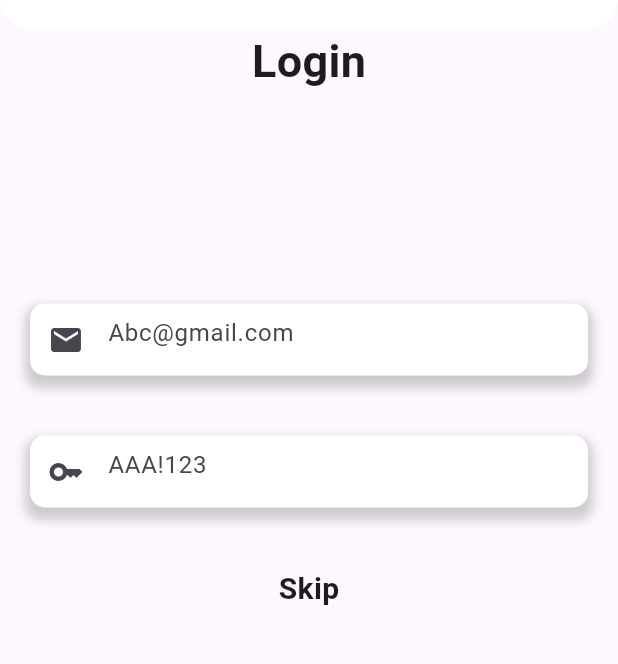
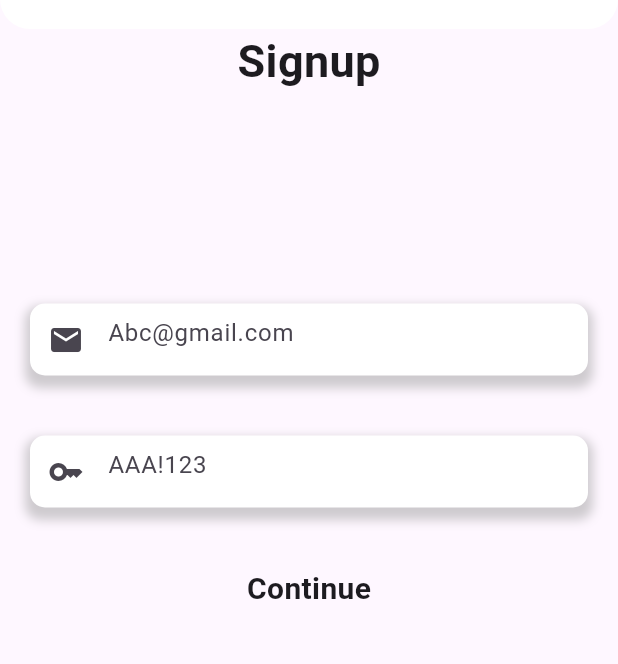
Before and after one commit to Saumya-sura/loan-calculator, a Flutter app: the screen it shows after launch, on a phone screen of 412 x 824 dp, the part 397-1061 px from its top. Run offline on Flutter 3.47's test engine with Material 3 defaults, Android fonts, the light colour scheme and no system bars.

Commit message:
signup page was done

```diff
--- a/lib/calculator.dart
+++ b/lib/calculator.dart
@@ -1,5 +1,5 @@
 import 'package:flutter/material.dart';
-import 'package:loanc_calculator/login.dart';
+import 'package:loanc_calculator/signup.dart';
 
 class Calculator extends StatefulWidget {
   const Calculator({super.key});
--- a/lib/main.dart
+++ b/lib/main.dart
@@ -5,9 +5,10 @@
 
 import 'package:flutter/material.dart';
 import 'package:loanc_calculator/calculator.dart';
+import 'package:loanc_calculator/signup.dart';
 
 import 'package:loanc_calculator/splash.dart';
-import 'package:loanc_calculator/login.dart';
+
 void main()
 {
   runApp(MaterialApp(
@@ -16,8 +17,10 @@ routes: {
 
   "/":(context)=>const Splash(),
   //"/login":(context) => Login(),
-  'login': (context) =>const Login(),
+  //'login': (context) =>const Login(),
+  'signup':(context) => const Signup(),
   "/calculator":(context)=> const Calculator()
+
 },
 
   ));
--- a/lib/login.dart
+++ b/lib/signup.dart
@@ -1,14 +1,15 @@
+// ignore_for_file: unnecessary_new, duplicate_ignore
+
 import 'package:flutter/material.dart';
 import 'package:loanc_calculator/calculator.dart';
-
-class Login extends StatefulWidget {
-  const Login({super.key});
+class Signup extends StatefulWidget {
+  const Signup({super.key});
 
   @override
-  State<Login> createState() => _LoginState();
+  State<Signup> createState() => _SignupState();
 }
 
-class _LoginState extends State<Login> {
+class _SignupState extends State<Signup> {
   @override
   Widget build(BuildContext context) {
     return Scaffold(
@@ -55,7 +56,7 @@ class _LoginState extends State<Login> {
           ),
 
           const Center(
-            child:  Text("Login",
+            child:  Text("Signup",
               style: TextStyle(
                 fontSize: 30,
                 fontWeight:FontWeight.bold,
@@ -106,12 +107,14 @@ class _LoginState extends State<Login> {
             {
                Navigator.push(
       context,
+      // ignore: duplicate_ignore
       MaterialPageRoute(
+        // ignore: unnecessary_new
         builder: (context) => new Calculator(),
       ),
                );
             },
-             child: const Text("Skip",
+             child: const Text("Continue",
                        style: TextStyle(
               fontSize: 20,
               fontWeight: FontWeight.bold,
--- a/lib/splash.dart
+++ b/lib/splash.dart
@@ -23,7 +23,7 @@ class _SplashState extends State<Splash> {
   }
   route()
   {
-    Navigator.of(context).pushReplacementNamed("login");
+    Navigator.of(context).pushReplacementNamed("signup");
   }
   @override
   Widget build(BuildContext context) {
```
